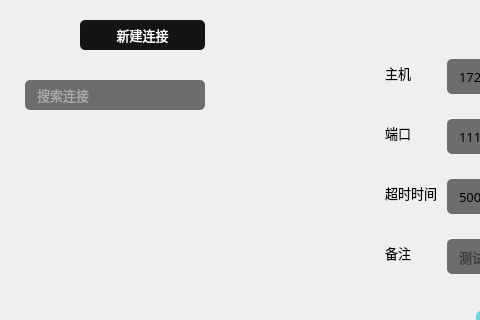
This is module_zookeeper/zookeepermanagewidget.ui in HuaGouFdog/Fdog-Kit as Qt 5 draws it before an edit; both pictures show x 0 to 480 and y 0 to 320 of the 853 by 506 pixel window. The edited form follows.
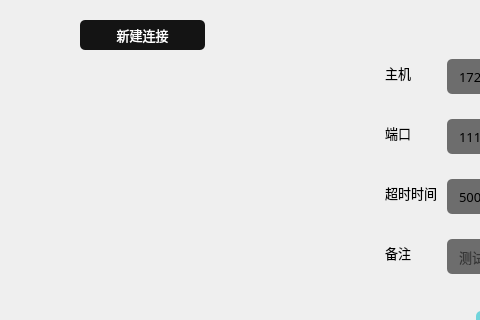
This is the edited form. Icons and pictures are not drawn.

Commit message: zk模块添加删除历史记录

```diff
--- a/module_zookeeper/zookeepermanagewidget.ui
+++ b/module_zookeeper/zookeepermanagewidget.ui
@@ -206,43 +206,6 @@
         </layout>
        </widget>
       </item>
-      <item>
-       <widget class="QLineEdit" name="lineEdit_find">
-        <property name="minimumSize">
-         <size>
-          <width>180</width>
-          <height>30</height>
-         </size>
-        </property>
-        <property name="maximumSize">
-         <size>
-          <width>200</width>
-          <height>30</height>
-         </size>
-        </property>
-        <property name="font">
-         <font>
-          <family>OPPOSans</family>
-          <pointsize>10</pointsize>
-          <stylestrategy>PreferAntialias</stylestrategy>
-         </font>
-        </property>
-        <property name="styleSheet">
-         <string notr="true">QLineEdit{
-color: rgb(231, 238, 244);
-border-radius: 14px;
-background-color: rgb(25, 25, 25, 155);
-border: 0px solid rgba(255, 255, 255, 0);
-border-radius: 5px;
-padding-left:10px;
-padding-right:10px;
-}</string>
-        </property>
-        <property name="placeholderText">
-         <string>搜索连接</string>
-        </property>
-       </widget>
-      </item>
       <item>
        <widget class="QWidget" name="widget_side_body" native="true">
         <layout class="QVBoxLayout" name="verticalLayout_3">
@@ -319,7 +282,7 @@
               <x>0</x>
               <y>0</y>
               <width>180</width>
-              <height>386</height>
+              <height>426</height>
              </rect>
             </property>
             <property name="styleSheet">
```
The commit also changes 2 other files.
